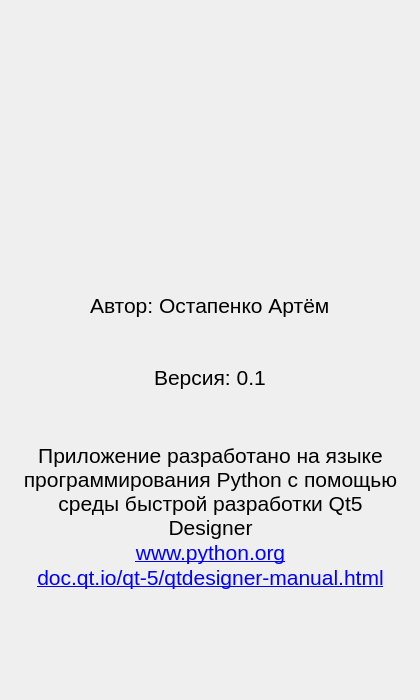
Qt form UIs/AboutProgramForm.ui (Krahjotdaan/LearningPoem) before a commit.
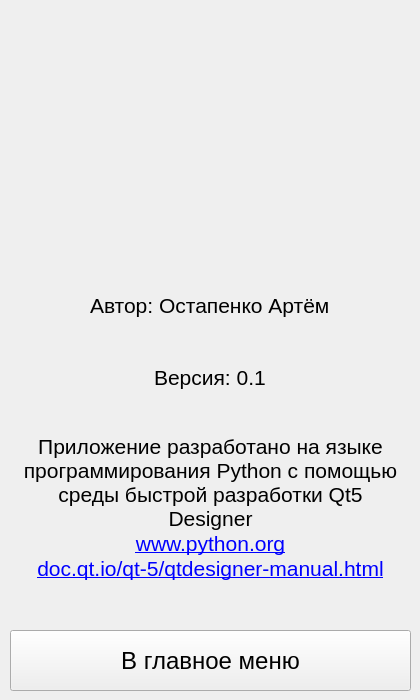
The same form after that commit.

Commit message: Style: added back button to forms

What changed in the file:
```diff
--- a/UIs/AboutProgramForm.ui
+++ b/UIs/AboutProgramForm.ui
@@ -91,7 +91,7 @@
       <x>10</x>
       <y>430</y>
       <width>401</width>
-      <height>211</height>
+      <height>191</height>
      </rect>
     </property>
     <layout class="QHBoxLayout" name="horizontalLayout_4">
@@ -177,6 +177,36 @@
      </item>
     </layout>
    </widget>
+   <widget class="QWidget" name="horizontalLayoutWidget_5">
+    <property name="geometry">
+     <rect>
+      <x>10</x>
+      <y>630</y>
+      <width>401</width>
+      <height>61</height>
+     </rect>
+    </property>
+    <layout class="QHBoxLayout" name="horizontalLayout_5">
+     <item>
+      <widget class="QPushButton" name="backButton">
+       <property name="sizePolicy">
+        <sizepolicy hsizetype="Minimum" vsizetype="Minimum">
+         <horstretch>0</horstretch>
+         <verstretch>0</verstretch>
+        </sizepolicy>
+       </property>
+       <property name="font">
+        <font>
+         <pointsize>18</pointsize>
+        </font>
+       </property>
+       <property name="text">
+        <string>В главное меню</string>
+       </property>
+      </widget>
+     </item>
+    </layout>
+   </widget>
   </widget>
  </widget>
  <resources/>
```
The commit also changes 5 other files.
